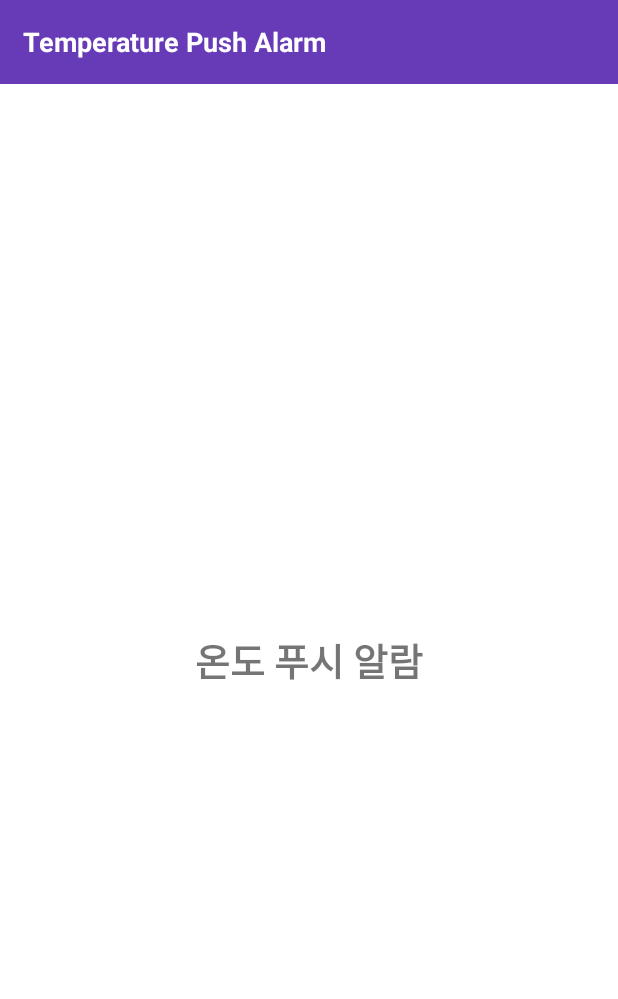
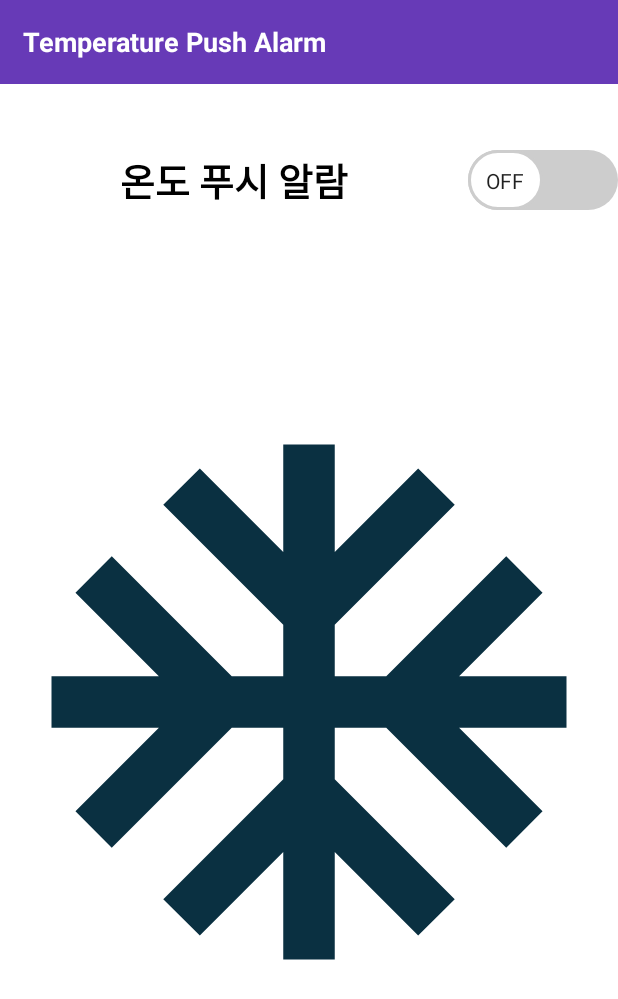
Before and after one commit to psh0121/smart-fan, an Android app: the Settings_Temperature screen opened directly, with no data from a screen before it, on a phone screen of 412 x 824 dp. Shown: the top 999 px of the screen. Run offline under Robolectric (Android 15) with nearby library versions, the phone set to English and light mode, and no system bars.

Commit message:
settings 창에 온도 푸시 알람창에 on/off 스위치를 넣어 자동으로 온도에맞게 켜졌다 꺼질지에 대한 대략적인 디자인 설정

```diff
--- a/SmartFan/app/src/main/java/com/example/smartfan/Settings_Temperature.java
+++ b/SmartFan/app/src/main/java/com/example/smartfan/Settings_Temperature.java
@@ -1,14 +1,36 @@
 package com.example.smartfan;
 
 import androidx.appcompat.app.AppCompatActivity;
+import androidx.appcompat.widget.SwitchCompat;
 
 import android.os.Bundle;
+import android.view.View;
+import android.widget.ImageView;
 
 public class Settings_Temperature extends AppCompatActivity {
+
+    SwitchCompat switchCompat;
+    ImageView imageView;
 
     @Override
     protected void onCreate(Bundle savedInstanceState) {
         super.onCreate(savedInstanceState);
         setContentView(R.layout.settings__temperature);
+
+        switchCompat = findViewById(R.id.settings_temperature_switchButton);
+        imageView = findViewById(R.id.settings_imageView);
+
+        imageView.setImageDrawable(getResources().getDrawable(R.drawable.off));
+
+        switchCompat.setOnClickListener(new View.OnClickListener() {
+            @Override
+            public void onClick(View view) {
+                if (switchCompat.isChecked()) {
+                    imageView.setImageDrawable(getResources().getDrawable(R.drawable.temperature));
+                } else {
+                    imageView.setImageDrawable(getResources().getDrawable(R.drawable.off));
+                }
+            }
+        });
     }
 }
--- /dev/null
+++ b/SmartFan/app/src/main/res/drawable/off.xml
@@ -0,0 +1,5 @@
+<vector android:height="24dp" android:tint="#0A3041"
+    android:viewportHeight="24" android:viewportWidth="24"
+    android:width="24dp" xmlns:android="http://schemas.android.com/apk/res/android">
+    <path android:fillColor="@android:color/white" android:pathData="M22,11h-4.17l3.24,-3.24 -1.41,-1.42L15,11h-2V9l4.66,-4.66 -1.42,-1.41L13,6.17V2h-2v4.17L7.76,2.93 6.34,4.34 11,9v2H9L4.34,6.34 2.93,7.76 6.17,11H2v2h4.17l-3.24,3.24 1.41,1.42L9,13h2v2l-4.66,4.66 1.42,1.41L11,17.83V22h2v-4.17l3.24,3.24 1.42,-1.41L13,15v-2h2l4.66,4.66 1.41,-1.42L17.83,13H22z"/>
+</vector>
--- /dev/null
+++ b/SmartFan/app/src/main/res/drawable/settings_thumb.xml
@@ -0,0 +1,22 @@
+<?xml version="1.0" encoding="utf-8"?>
+<selector xmlns:android="http://schemas.android.com/apk/res/android">
+
+    <item android:state_checked="true">
+        <shape android:shape="rectangle">
+            <solid android:color="#FFF"/>
+            <size android:width="50dp" android:height="40dp"/>
+            <corners android:radius="40dp"/>
+            <stroke android:width="2dp" android:color="@color/colorPrimary"/>
+        </shape>
+    </item>
+
+    <item android:state_checked="false">
+        <shape android:shape="rectangle">
+            <solid android:color="#FFF"/>
+            <size android:width="50dp" android:height="40dp"/>
+            <corners android:radius="40dp"/>
+            <stroke android:width="2dp" android:color="#cdcdcd"/>
+        </shape>
+    </item>
+
+</selector>
--- /dev/null
+++ b/SmartFan/app/src/main/res/drawable/settings_track.xml
@@ -0,0 +1,18 @@
+<?xml version="1.0" encoding="utf-8"?>
+<selector xmlns:android="http://schemas.android.com/apk/res/android">
+
+    <item android:state_checked="true">
+        <shape android:shape="rectangle">
+            <solid android:color="@color/colorPrimary"/>
+            <corners android:radius="200dp"/>
+        </shape>
+    </item>
+
+    <item android:state_checked="false">
+        <shape android:shape="rectangle">
+            <solid android:color="#cdcdcd"/>
+            <corners android:radius="200dp"/>
+        </shape>
+    </item>
+
+</selector>
--- a/SmartFan/app/src/main/res/layout/settings__temperature.xml
+++ b/SmartFan/app/src/main/res/layout/settings__temperature.xml
@@ -30,6 +30,36 @@
 
     </LinearLayout>
 
+    <RelativeLayout
+        android:layout_width="match_parent"
+        android:layout_height="0dp"
+        app:layout_constraintTop_toBottomOf="@id/layoutToolBar">
+
+    <androidx.appcompat.widget.SwitchCompat
+        android:id="@+id/settings_temperature_switchButton"
+        android:layout_width="match_parent"
+        android:layout_height="wrap_content"
+        android:text="온도 푸시 알람"
+        android:textSize="25sp"
+        android:textStyle="bold"
+        android:textOff="OFF"
+        android:textOn="ON"
+        android:gravity="center"
+        android:layout_marginTop="40dp"
+        android:thumb="@drawable/settings_thumb"
+        app:track="@drawable/settings_track"
+        app:showText="true"
+        />
+
+        <ImageView
+            android:id="@+id/settings_imageView"
+            android:layout_width="match_parent"
+            android:layout_height="fill_parent"
+            />
+
+    </RelativeLayout>
+
+    <!-- 임시 주석처리
     <TextView
         android:layout_width="match_parent"
         android:layout_height="0dp"
@@ -39,5 +69,6 @@
         android:text="온도 푸시 알람"
         android:textSize="25sp"
         android:textStyle="bold"/>
+        -->
 
 </androidx.constraintlayout.widget.ConstraintLayout>
```
